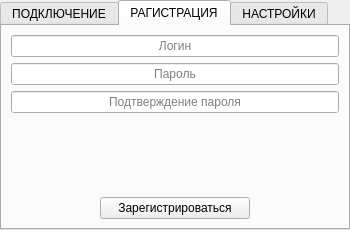
First picture: the form in MSG_Client/Dialogs/ConnectDialog/ConnectDialog.ui, repository KillerOfFriend/MSG, before the edit.
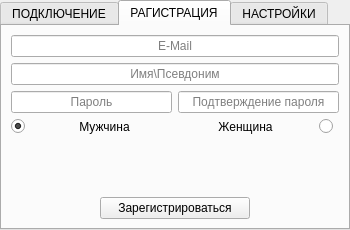
Second picture: the form after the edit. The open tabs and pages were chosen to show the change.

Patch:
```diff
--- a/MSG_Client/Dialogs/ConnectDialog/ConnectDialog.ui
+++ b/MSG_Client/Dialogs/ConnectDialog/ConnectDialog.ui
@@ -124,33 +124,7 @@
        <string>РАГИСТРАЦИЯ</string>
       </attribute>
       <layout class="QGridLayout" name="gridLayout_3">
-       <item row="3" column="1">
-        <spacer name="verticalSpacer_2">
-         <property name="orientation">
-          <enum>Qt::Vertical</enum>
-         </property>
-         <property name="sizeHint" stdset="0">
-          <size>
-           <width>20</width>
-           <height>40</height>
-          </size>
-         </property>
-        </spacer>
-       </item>
-       <item row="4" column="0">
-        <spacer name="horizontalSpacer">
-         <property name="orientation">
-          <enum>Qt::Horizontal</enum>
-         </property>
-         <property name="sizeHint" stdset="0">
-          <size>
-           <width>40</width>
-           <height>20</height>
-          </size>
-         </property>
-        </spacer>
-       </item>
-       <item row="4" column="1">
+       <item row="6" column="2" colspan="2">
         <widget class="QPushButton" name="btnRegistrationUser">
          <property name="minimumSize">
           <size>
@@ -169,33 +143,36 @@
          </property>
         </widget>
        </item>
-       <item row="4" column="2">
-        <spacer name="horizontalSpacer_2">
-         <property name="orientation">
-          <enum>Qt::Horizontal</enum>
-         </property>
-         <property name="sizeHint" stdset="0">
+       <item row="3" column="0">
+        <widget class="QRadioButton" name="MaleRadioButton">
+         <property name="maximumSize">
           <size>
-           <width>40</width>
-           <height>20</height>
+           <width>20</width>
+           <height>16777215</height>
           </size>
          </property>
-        </spacer>
-       </item>
-       <item row="0" column="0" colspan="3">
-        <widget class="QLineEdit" name="NewLoginLineEdit">
-         <property name="maxLength">
-          <number>32</number>
+         <property name="text">
+          <string/>
          </property>
-         <property name="alignment">
-          <set>Qt::AlignCenter</set>
+         <property name="checked">
+          <bool>true</bool>
          </property>
-         <property name="placeholderText">
-          <string>Логин</string>
+        </widget>
+       </item>
+       <item row="3" column="5">
+        <widget class="QRadioButton" name="FemaleRadioButton">
+         <property name="maximumSize">
+          <size>
+           <width>20</width>
+           <height>16777215</height>
+          </size>
          </property>
+         <property name="text">
+          <string/>
+         </property>
         </widget>
        </item>
-       <item row="1" column="0" colspan="3">
+       <item row="2" column="0" colspan="3">
         <widget class="QLineEdit" name="NewPassword1LineEdit">
          <property name="maxLength">
           <number>32</number>
@@ -211,7 +188,7 @@
          </property>
         </widget>
        </item>
-       <item row="2" column="0" colspan="3">
+       <item row="2" column="3" colspan="3">
         <widget class="QLineEdit" name="NewPassword2LineEdit">
          <property name="maxLength">
           <number>32</number>
@@ -227,6 +204,88 @@
          </property>
         </widget>
        </item>
+       <item row="0" column="0" colspan="6">
+        <widget class="QLineEdit" name="NewLoginLineEdit">
+         <property name="maxLength">
+          <number>32</number>
+         </property>
+         <property name="alignment">
+          <set>Qt::AlignCenter</set>
+         </property>
+         <property name="placeholderText">
+          <string>E-Mail</string>
+         </property>
+        </widget>
+       </item>
+       <item row="5" column="2" colspan="2">
+        <spacer name="verticalSpacer_2">
+         <property name="orientation">
+          <enum>Qt::Vertical</enum>
+         </property>
+         <property name="sizeHint" stdset="0">
+          <size>
+           <width>20</width>
+           <height>40</height>
+          </size>
+         </property>
+        </spacer>
+       </item>
+       <item row="1" column="0" colspan="6">
+        <widget class="QLineEdit" name="NewNameLineEdit">
+         <property name="alignment">
+          <set>Qt::AlignCenter</set>
+         </property>
+         <property name="placeholderText">
+          <string>Имя\Псевдоним</string>
+         </property>
+        </widget>
+       </item>
+       <item row="6" column="0" colspan="2">
+        <spacer name="horizontalSpacer">
+         <property name="orientation">
+          <enum>Qt::Horizontal</enum>
+         </property>
+         <property name="sizeHint" stdset="0">
+          <size>
+           <width>40</width>
+           <height>20</height>
+          </size>
+         </property>
+        </spacer>
+       </item>
+       <item row="6" column="4" colspan="2">
+        <spacer name="horizontalSpacer_2">
+         <property name="orientation">
+          <enum>Qt::Horizontal</enum>
+         </property>
+         <property name="sizeHint" stdset="0">
+          <size>
+           <width>40</width>
+           <height>20</height>
+          </size>
+         </property>
+        </spacer>
+       </item>
+       <item row="3" column="1" colspan="2">
+        <widget class="QLabel" name="MaleLabel">
+         <property name="text">
+          <string>Мужчина</string>
+         </property>
+         <property name="alignment">
+          <set>Qt::AlignCenter</set>
+         </property>
+        </widget>
+       </item>
+       <item row="3" column="3" colspan="2">
+        <widget class="QLabel" name="FemaleLabel">
+         <property name="text">
+          <string>Женщина</string>
+         </property>
+         <property name="alignment">
+          <set>Qt::AlignCenter</set>
+         </property>
+        </widget>
+       </item>
       </layout>
      </widget>
      <widget class="QWidget" name="SettingsTab">
```
Left out of the diff: 2 changed lines with no effect on the pictures.
